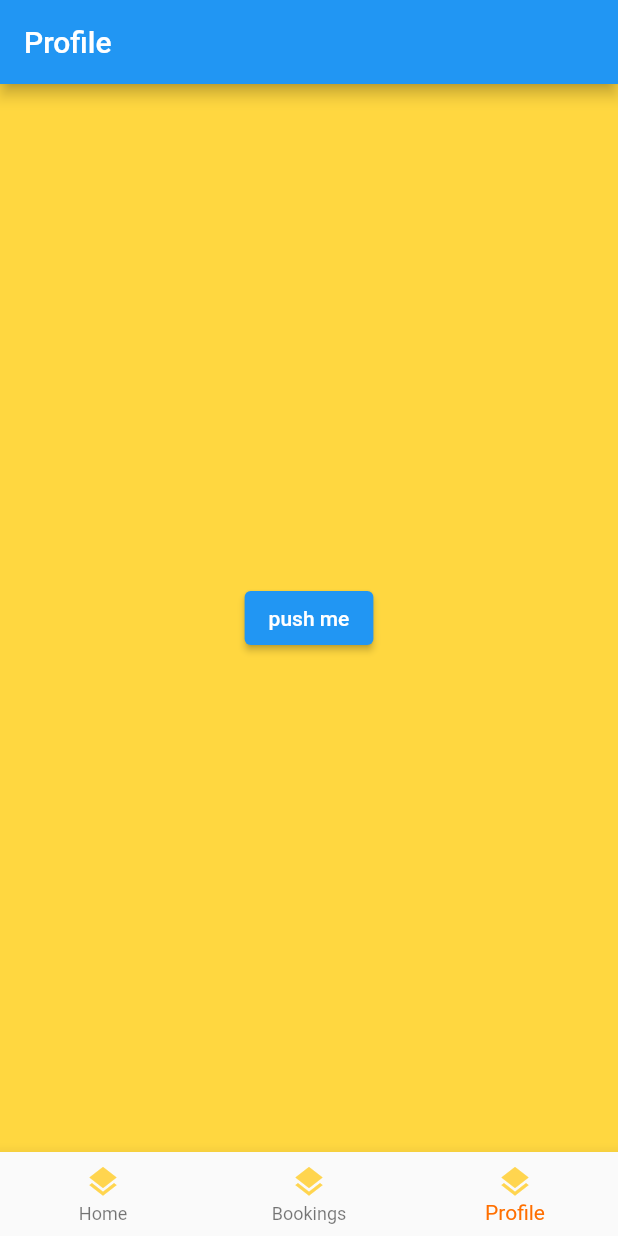
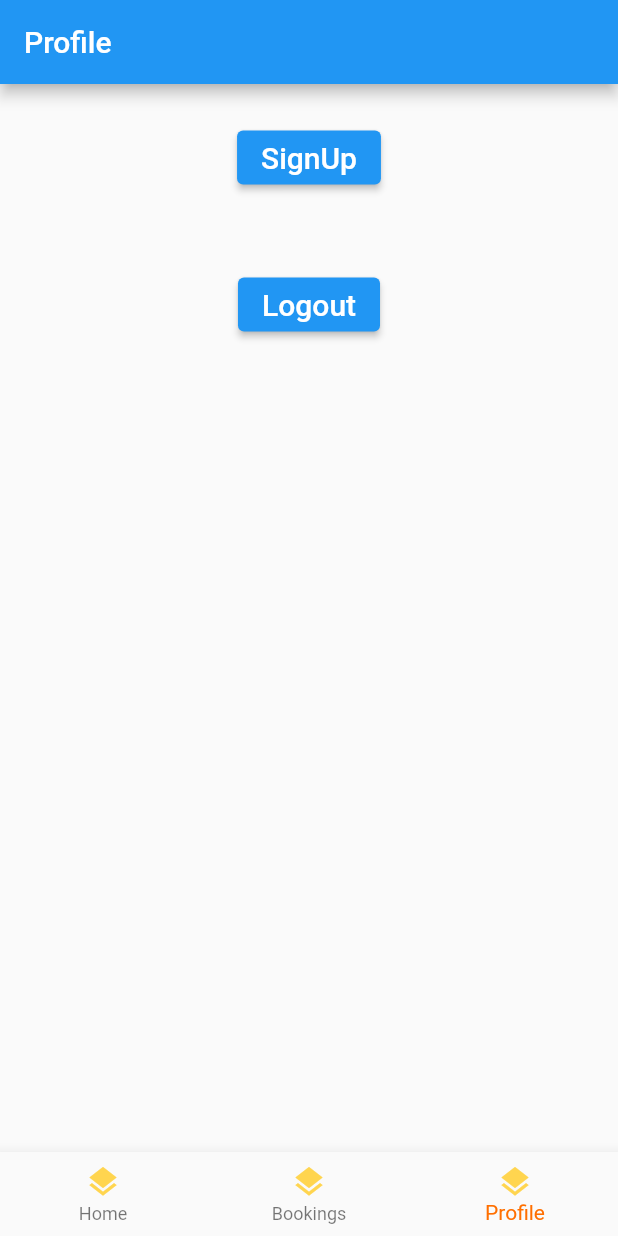
Before and after one commit to froz3nice/item_exchange, a Flutter app: the screen it shows after launch, item 3 of the bottom bar chosen, on a phone screen of 412 x 824 dp. Run offline on Flutter 3.47's test engine with Material 2 defaults, Android fonts, the phone set to English and light mode, and no system bars; our stand-ins replace bloc, equatable, firebase_auth, firebase_core, flutter_bloc; accounts and stored records are empty.

Commit message:
Added signOut function, some page redirection changes

```diff
--- a/lib/main.dart
+++ b/lib/main.dart
@@ -1,4 +1,5 @@
 import 'package:firebase_core/firebase_core.dart';
+
 import 'package:flutter/material.dart';
 import 'package:flutter_localizations/flutter_localizations.dart';
 import 'package:flutter_bloc/flutter_bloc.dart';
@@ -6,16 +7,16 @@ import 'package:garden_pro/home.dart';
 import 'package:garden_pro/profile/ProfileCubit.dart';
 import 'package:garden_pro/profile/profile.dart';
 import 'package:garden_pro/routers/router_cubit.dart';
-
 import 'app.dart';
+import 'firebase_options.dart';
 import 'generated/l10n.dart';
 import 'routers/route.dart';
 
 void main() async {
-  // These two lines
-  // WidgetsFlutterBinding.ensureInitialized();
-  // await Firebase.initializeApp();
-
+  WidgetsFlutterBinding.ensureInitialized();
+  await Firebase.initializeApp(
+    options: DefaultFirebaseOptions.currentPlatform,
+  );
   runApp(MyApp());
 }
 
@@ -32,7 +33,7 @@ class MyApp extends StatelessWidget {
         ),
       ],
       child: MaterialApp(
-        title: 'Garden Pro',
+        title: 'Item Exchange',
         localizationsDelegates: const [
           S.delegate,
           GlobalMaterialLocalizations.delegate,
--- a/lib/profile/profile.dart
+++ b/lib/profile/profile.dart
@@ -1,5 +1,8 @@
+import 'dart:developer';
+
 import 'package:flutter/material.dart';
-
+import 'package:garden_pro/login/LoginPage.dart';
+import '../AuthService.dart';
 import '../generated/l10n.dart';
 import '../routers/route.dart';
 
@@ -14,15 +17,39 @@ class ProfilePage extends StatelessWidget {
             S.current.profile,
           ),
         ),
-      body: Container(
-          color: Colors.amberAccent,
-          child: Center(
+        body: Center(
+            child: Column(children: <Widget>[
+          Container(
+            margin: EdgeInsets.all(25),
             child: ElevatedButton(
-            child: Text("push me"),
+              child: Text(
+                'SignUp',
+                style: TextStyle(fontSize: 20.0),
+              ),
               onPressed: () {
                 Navigator.pushNamed(context, register);
               },
-          ))),
-    );
+            ),
+          ),
+          Container(
+            margin: EdgeInsets.all(25),
+            child: ElevatedButton(
+              child: Text(
+                'Logout',
+                style: TextStyle(fontSize: 20.0),
+              ),
+              onPressed: () {
+                logout();
+                Navigator.pushNamed(context, register);
+              },
+            ),
+          ),
+        ])));
+  }
+
+  void logout() async {
+    final message = await AuthService().signOut();
+    if (message!.contains('Success')) {}
+    log(message);
   }
 }
```
Also changed, not shown: lib/AuthService.dart (+10 -2 lines), lib/bookings/bookings.dart (+3 -5 lines), lib/firebase_options.dart (added), pubspec.lock, 4 other files. Lines whose indentation alone changed are shown as unchanged.
